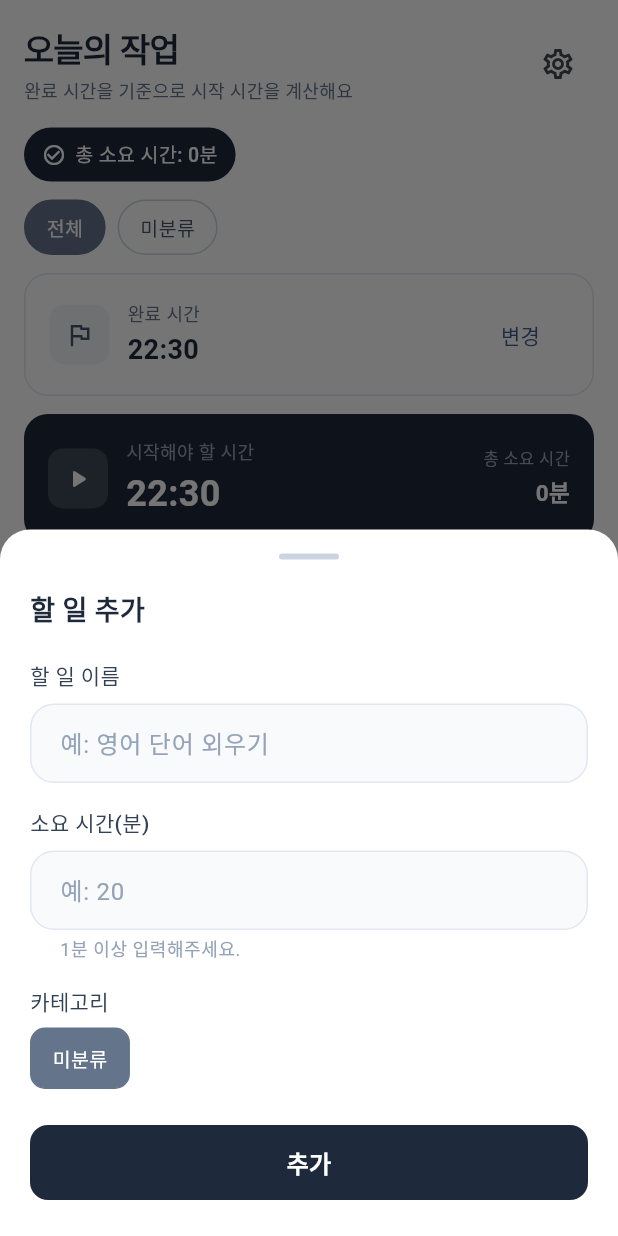
After one commit to pjs9797/todo_scheduler, a Flutter app: the screen it shows after launch, after a tap on the "add" icon, on a phone screen of 412 x 824 dp. The commit adds this screen. Run offline on Flutter 3.47's test engine with Material 3 defaults, Android fonts, the phone set to English and light mode, and no system bars; our stand-ins replace get, hive, hive_flutter; accounts and stored records are empty.

Commit message:
feat: 할 일 추가/수정 BottomSheet 구현
- TaskFormBottomSheet: 할 일 추가/수정 바텀시트 UI
- 할 일 이름, 소요 시간, 카테고리 선택 폼
- HomeController에 addTask, updateTask 메서드 추가
- HomeScreen에서 바텀시트 연동

```diff
--- a/lib/di/initial_binding.dart
+++ b/lib/di/initial_binding.dart
@@ -48,6 +48,8 @@ class InitialBinding extends Bindings {
     Get.lazyPut(() => HomeController(
           getAllCategoriesUseCase: Get.find<GetAllCategoriesUseCase>(),
           getTasksByFilterUseCase: Get.find<GetTasksByFilterUseCase>(),
+          addTaskUseCase: Get.find<AddTaskUseCase>(),
+          updateTaskUseCase: Get.find<UpdateTaskUseCase>(),
           deleteTaskUseCase: Get.find<DeleteTaskUseCase>(),
           calculateStartTimeUseCase: Get.find<CalculateStartTimeUseCase>(),
         ));
--- a/lib/presentation/home/controller/home_controller.dart
+++ b/lib/presentation/home/controller/home_controller.dart
@@ -7,16 +7,22 @@ class HomeController extends GetxController {
   // UseCases
   final GetAllCategoriesUseCase _getAllCategoriesUseCase;
   final GetTasksByFilterUseCase _getTasksByFilterUseCase;
+  final AddTaskUseCase _addTaskUseCase;
+  final UpdateTaskUseCase _updateTaskUseCase;
   final DeleteTaskUseCase _deleteTaskUseCase;
   final CalculateStartTimeUseCase _calculateStartTimeUseCase;
 
   HomeController({
     required GetAllCategoriesUseCase getAllCategoriesUseCase,
     required GetTasksByFilterUseCase getTasksByFilterUseCase,
+    required AddTaskUseCase addTaskUseCase,
+    required UpdateTaskUseCase updateTaskUseCase,
     required DeleteTaskUseCase deleteTaskUseCase,
     required CalculateStartTimeUseCase calculateStartTimeUseCase,
   })  : _getAllCategoriesUseCase = getAllCategoriesUseCase,
         _getTasksByFilterUseCase = getTasksByFilterUseCase,
+        _addTaskUseCase = addTaskUseCase,
+        _updateTaskUseCase = updateTaskUseCase,
         _deleteTaskUseCase = deleteTaskUseCase,
         _calculateStartTimeUseCase = calculateStartTimeUseCase;
 
@@ -176,6 +182,34 @@ class HomeController extends GetxController {
 
   // ==================== Task Actions ====================
 
+  /// 할 일 추가
+  Future<void> addTask(String title, int minutes, String? categoryId) async {
+    await _addTaskUseCase(
+      title: title,
+      minutes: minutes,
+      categoryId: categoryId,
+    );
+    await _loadTasks();
+    _calculateStartTime();
+  }
+
+  /// 할 일 수정
+  Future<void> updateTask({
+    required TaskEntity task,
+    required String title,
+    required int minutes,
+    required String? categoryId,
+  }) async {
+    await _updateTaskUseCase(
+      task: task,
+      title: title,
+      minutes: minutes,
+      categoryId: () => categoryId,
+    );
+    await _loadTasks();
+    _calculateStartTime();
+  }
+
   /// 할 일 삭제
   Future<void> deleteTask(String taskId) async {
     await _deleteTaskUseCase(taskId);
--- a/lib/presentation/home/home_screen.dart
+++ b/lib/presentation/home/home_screen.dart
@@ -2,6 +2,7 @@ import 'package:flutter/material.dart';
 import 'package:get/get.dart';
 import '../../core/core.dart';
 import '../../domain/domain.dart';
+import '../task/task_form_bottom_sheet.dart';
 import 'controller/home_controller.dart';
 import 'widgets/filter_chips.dart';
 import 'widgets/time_card.dart';
@@ -241,18 +242,38 @@ class HomeScreen extends GetView<HomeController> {
     if (filter is TaskFilterByCategory) {
       categoryId = filter.categoryId;
     }
-    // 8단계에서 구현
-    Get.snackbar('할 일 추가', '8단계에서 구현 예정 (categoryId: $categoryId)');
+    TaskFormBottomSheet.show(
+      categories: controller.categories,
+      initialCategoryId: categoryId,
+      onSave: (title, minutes, catId) async {
+        await controller.addTask(title, minutes, catId);
+      },
+    );
   }
 
   void _onAddTaskToCategory(String? categoryId) {
-    // 8단계에서 구현
-    Get.snackbar('할 일 추가', '8단계에서 구현 예정 (categoryId: $categoryId)');
+    TaskFormBottomSheet.show(
+      categories: controller.categories,
+      initialCategoryId: categoryId,
+      onSave: (title, minutes, catId) async {
+        await controller.addTask(title, minutes, catId);
+      },
+    );
   }
 
   void _onEditTask(TaskEntity task) {
-    // 8단계에서 구현
-    Get.snackbar('할 일 수정', '8단계에서 구현 예정 (${task.title})');
+    TaskFormBottomSheet.show(
+      categories: controller.categories,
+      task: task,
+      onSave: (title, minutes, categoryId) async {
+        await controller.updateTask(
+          task: task,
+          title: title,
+          minutes: minutes,
+          categoryId: categoryId,
+        );
+      },
+    );
   }
 
   void _onDeleteTask(TaskEntity task) async {
--- /dev/null
+++ b/lib/presentation/task/task_form_bottom_sheet.dart
@@ -0,0 +1,339 @@
+import 'package:flutter/material.dart';
+import 'package:flutter/services.dart';
+import 'package:get/get.dart';
+import '../../core/core.dart';
+import '../../domain/domain.dart';
+
+/// 할 일 추가/수정 바텀시트
+class TaskFormBottomSheet extends StatefulWidget {
+  final TaskEntity? task;
+  final String? initialCategoryId;
+  final List<CategoryEntity> categories;
+  final Future<void> Function(String title, int minutes, String? categoryId) onSave;
+
+  const TaskFormBottomSheet({
+    super.key,
+    this.task,
+    this.initialCategoryId,
+    required this.categories,
+    required this.onSave,
+  });
+
+  /// 바텀시트 표시
+  static Future<void> show({
+    required List<CategoryEntity> categories,
+    TaskEntity? task,
+    String? initialCategoryId,
+    required Future<void> Function(String title, int minutes, String? categoryId) onSave,
+  }) {
+    return Get.bottomSheet(
+      TaskFormBottomSheet(
+        task: task,
+        initialCategoryId: initialCategoryId,
+        categories: categories,
+        onSave: onSave,
+      ),
+      isScrollControlled: true,
+      backgroundColor: Colors.white,
+      shape: const RoundedRectangleBorder(
+        borderRadius: BorderRadius.vertical(top: Radius.circular(20)),
+      ),
+    );
+  }
+
+  @override
+  State<TaskFormBottomSheet> createState() => _TaskFormBottomSheetState();
+}
+
+class _TaskFormBottomSheetState extends State<TaskFormBottomSheet> {
+  late final TextEditingController _titleController;
+  late final TextEditingController _minutesController;
+  String? _selectedCategoryId;
+  bool _isLoading = false;
+
+  bool get isEditing => widget.task != null;
+
+  @override
+  void initState() {
+    super.initState();
+    _titleController = TextEditingController(text: widget.task?.title ?? '');
+    _minutesController = TextEditingController(
+      text: widget.task?.minutes.toString() ?? '',
+    );
+    _selectedCategoryId = widget.task?.categoryId ?? widget.initialCategoryId;
+  }
+
+  @override
+  void dispose() {
+    _titleController.dispose();
+    _minutesController.dispose();
+    super.dispose();
+  }
+
+  @override
+  Widget build(BuildContext context) {
+    return Padding(
+      padding: EdgeInsets.only(
+        bottom: MediaQuery.of(context).viewInsets.bottom,
+      ),
+      child: SingleChildScrollView(
+        child: Padding(
+          padding: const EdgeInsets.fromLTRB(20, 16, 20, 24),
+          child: Column(
+            mainAxisSize: MainAxisSize.min,
+            crossAxisAlignment: CrossAxisAlignment.start,
+            children: [
+              // 핸들바
+              Center(
+                child: Container(
+                  width: 40,
+                  height: 4,
+                  decoration: BoxDecoration(
+                    color: AppColors.slate300,
+                    borderRadius: BorderRadius.circular(2),
+                  ),
+                ),
+              ),
+              const SizedBox(height: 20),
+              // 제목
+              Text(
+                isEditing ? AppStrings.taskEdit : AppStrings.taskAdd,
+                style: const TextStyle(
+                  fontSize: 18,
+                  fontWeight: FontWeight.w600,
+                  color: AppColors.slate800,
+                ),
+              ),
+              const SizedBox(height: 20),
+              // 할 일 이름
+              _buildLabel(AppStrings.taskName),
+              const SizedBox(height: 8),
+              TextField(
+                controller: _titleController,
+                decoration: InputDecoration(
+                  hintText: AppStrings.taskNameHint,
+                  hintStyle: TextStyle(color: AppColors.slate400),
+                  filled: true,
+                  fillColor: AppColors.slate50,
+                  border: OutlineInputBorder(
+                    borderRadius: BorderRadius.circular(12),
+                    borderSide: BorderSide.none,
+                  ),
+                  contentPadding: const EdgeInsets.symmetric(
+                    horizontal: 16,
+                    vertical: 14,
+                  ),
+                ),
+                textInputAction: TextInputAction.next,
+              ),
+              const SizedBox(height: 16),
+              // 소요 시간
+              _buildLabel(AppStrings.taskDuration),
+              const SizedBox(height: 8),
+              TextField(
+                controller: _minutesController,
+                decoration: InputDecoration(
+                  hintText: AppStrings.taskDurationHint,
+                  hintStyle: TextStyle(color: AppColors.slate400),
+                  helperText: AppStrings.taskDurationHelper,
+                  helperStyle: TextStyle(color: AppColors.slate400),
+                  filled: true,
+                  fillColor: AppColors.slate50,
+                  border: OutlineInputBorder(
+                    borderRadius: BorderRadius.circular(12),
+                    borderSide: BorderSide.none,
+                  ),
+                  contentPadding: const EdgeInsets.symmetric(
+                    horizontal: 16,
+                    vertical: 14,
+                  ),
+                  suffixText: '분',
+                  suffixStyle: TextStyle(color: AppColors.slate600),
+                ),
+                keyboardType: TextInputType.number,
+                inputFormatters: [FilteringTextInputFormatter.digitsOnly],
+                textInputAction: TextInputAction.done,
+              ),
+              const SizedBox(height: 16),
+              // 카테고리
+              _buildLabel(AppStrings.taskCategory),
+              const SizedBox(height: 8),
+              _buildCategorySelector(),
+              const SizedBox(height: 24),
+              // 저장 버튼
+              SizedBox(
+                width: double.infinity,
+                height: 50,
+                child: ElevatedButton(
+                  onPressed: _isLoading ? null : _onSave,
+                  style: ElevatedButton.styleFrom(
+                    backgroundColor: AppColors.slate800,
+                    foregroundColor: Colors.white,
+                    shape: RoundedRectangleBorder(
+                      borderRadius: BorderRadius.circular(12),
+                    ),
+                  ),
+                  child: _isLoading
+                      ? const SizedBox(
+                          width: 20,
+                          height: 20,
+                          child: CircularProgressIndicator(
+                            strokeWidth: 2,
+                            color: Colors.white,
+                          ),
+                        )
+                      : Text(
+                          isEditing ? AppStrings.save : AppStrings.add,
+                          style: const TextStyle(
+                            fontSize: 16,
+                            fontWeight: FontWeight.w600,
+                          ),
+                        ),
+                ),
+              ),
+            ],
+          ),
+        ),
+      ),
+    );
+  }
+
+  Widget _buildLabel(String text) {
+    return Text(
+      text,
+      style: const TextStyle(
+        fontSize: 14,
+        fontWeight: FontWeight.w500,
+        color: AppColors.slate700,
+      ),
+    );
+  }
+
+  Widget _buildCategorySelector() {
+    return Wrap(
+      spacing: 8,
+      runSpacing: 8,
+      children: [
+        // 미분류 옵션
+        _CategoryChip(
+          label: AppStrings.filterUnassigned,
+          isSelected: _selectedCategoryId == null,
+          onTap: () => setState(() => _selectedCategoryId = null),
+        ),
+        // 카테고리 옵션들
+        ...widget.categories.map((category) => _CategoryChip(
+              label: category.name,
+              colorHex: category.colorHex,
+              isSelected: _selectedCategoryId == category.id,
+              onTap: () => setState(() => _selectedCategoryId = category.id),
+            )),
+      ],
+    );
+  }
+
+  Future<void> _onSave() async {
+    final title = _titleController.text.trim();
+    final minutesText = _minutesController.text.trim();
+
+    // 유효성 검사
+    if (title.isEmpty) {
+      Get.snackbar(
+        '입력 오류',
+        AppStrings.errorTaskNameEmpty,
+        snackPosition: SnackPosition.BOTTOM,
+        margin: const EdgeInsets.all(16),
+      );
+      return;
+    }
+
+    final minutes = int.tryParse(minutesText);
+    if (minutes == null || minutes < 1) {
+      Get.snackbar(
+        '입력 오류',
+        AppStrings.errorTaskDurationInvalid,
+        snackPosition: SnackPosition.BOTTOM,
+        margin: const EdgeInsets.all(16),
+      );
+      return;
+    }
+
+    setState(() => _isLoading = true);
+
+    try {
+      await widget.onSave(title, minutes, _selectedCategoryId);
+      Get.back();
+      Get.snackbar(
+        isEditing ? '수정 완료' : '추가 완료',
+        AppStrings.taskSaved,
+        snackPosition: SnackPosition.BOTTOM,
+        margin: const EdgeInsets.all(16),
+      );
+    } finally {
+      if (mounted) {
+        setState(() => _isLoading = false);
+      }
+    }
+  }
+}
+
+/// 카테고리 선택 칩
+class _CategoryChip extends StatelessWidget {
+  final String label;
+  final String? colorHex;
+  final bool isSelected;
+  final VoidCallback onTap;
+
+  const _CategoryChip({
+    required this.label,
+    this.colorHex,
+    required this.isSelected,
+    required this.onTap,
+  });
+
+  @override
+  Widget build(BuildContext context) {
+    final chipColor = colorHex != null
+        ? ColorUtils.hexToColor(colorHex!)
+        : AppColors.slate500;
+
+    return GestureDetector(
+      onTap: onTap,
+      child: AnimatedContainer(
+        duration: const Duration(milliseconds: 200),
+        padding: const EdgeInsets.symmetric(horizontal: 14, vertical: 10),
+        decoration: BoxDecoration(
+          color: isSelected ? chipColor : Colors.white,
+          borderRadius: BorderRadius.circular(10),
+          border: Border.all(
+            color: isSelected ? chipColor : AppColors.slate300,
+            width: 1,
+          ),
+        ),
+        child: Row(
+          mainAxisSize: MainAxisSize.min,
+          children: [
+            if (colorHex != null) ...[
+              Container(
+                width: 8,
+                height: 8,
+                decoration: BoxDecoration(
+                  color: isSelected ? Colors.white : chipColor,
+                  shape: BoxShape.circle,
+                ),
+              ),
+              const SizedBox(width: 6),
+            ],
+            Text(
+              label,
+              style: TextStyle(
+                fontSize: 13,
+                fontWeight: FontWeight.w500,
+                color: isSelected ? Colors.white : AppColors.slate600,
+              ),
+            ),
+          ],
+        ),
+      ),
+    );
+  }
+}
```
